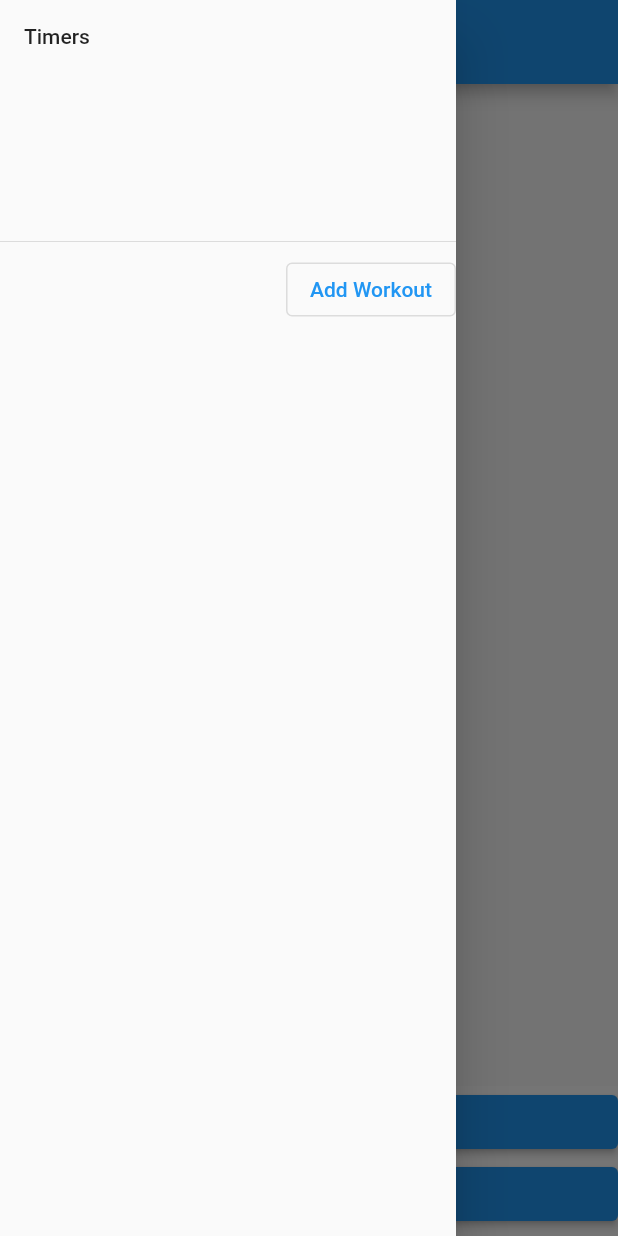
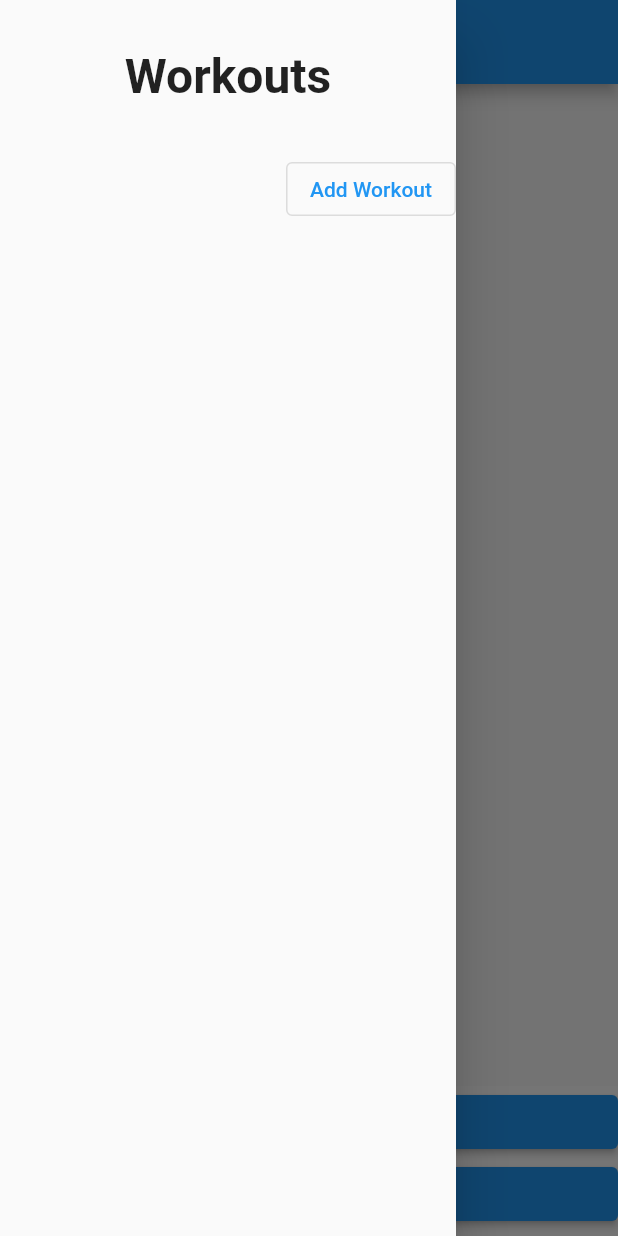
Before and after one commit to BoxedFruits/Reps-and-Rest, a Flutter app: the screen it shows after launch, with the side drawer open, on a phone screen of 412 x 824 dp. Run offline on Flutter 3.47's test engine with Material 2 defaults, Android fonts, the phone set to English and light mode, and no system bars; our stand-ins replace shared_preferences; missing offline and left inert: flutter_sound, pausable_timer; statements that could not run were skipped.

Commit message:
side panel UI enhancenemnts

```diff
--- a/lib/WorkoutList.dart
+++ b/lib/WorkoutList.dart
@@ -36,9 +36,12 @@ class _WorkoutListState extends State<WorkoutList> {
   @override
   Widget build(BuildContext context) {
     return Drawer(
-      child: ListView(
-        children: <Widget>[
-          DrawerHeader(child: Text('Timers')),
+      child: Column(
+        children: [
+          Container(
+              child: Text('Workouts',
+                  style: TextStyle(fontWeight: FontWeight.bold, fontSize: 32)),
+              padding: EdgeInsets.only(top: 32, bottom: 32)),
           ListView.separated(
               separatorBuilder: (context, index) => Divider(
                     color: Colors.black,
```
